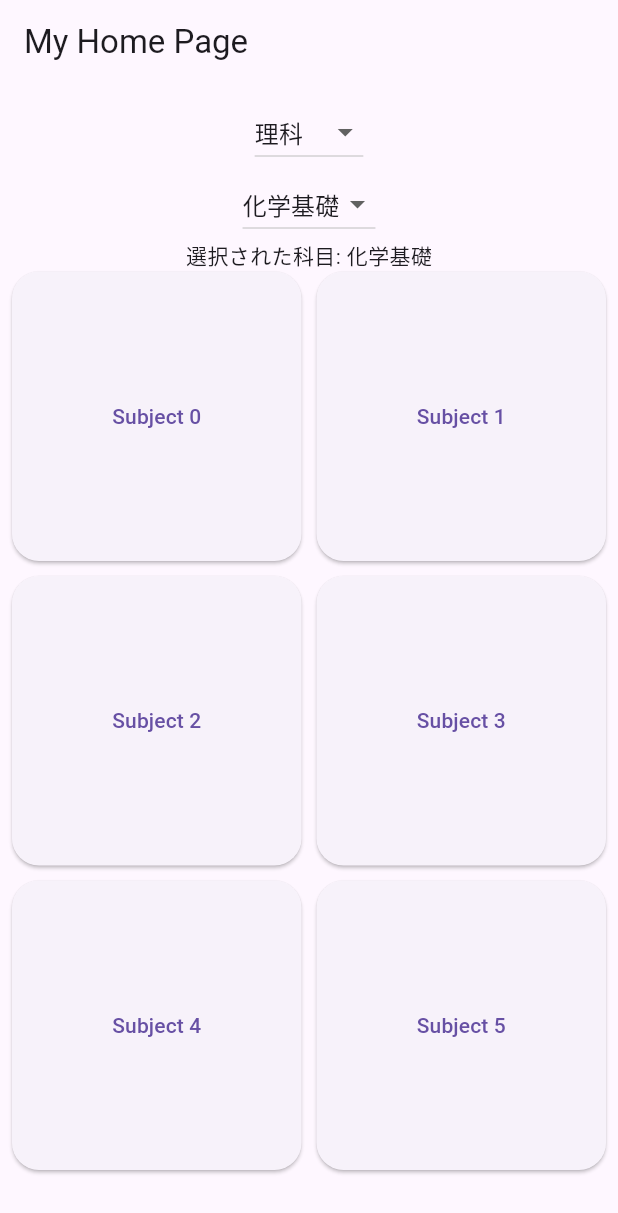
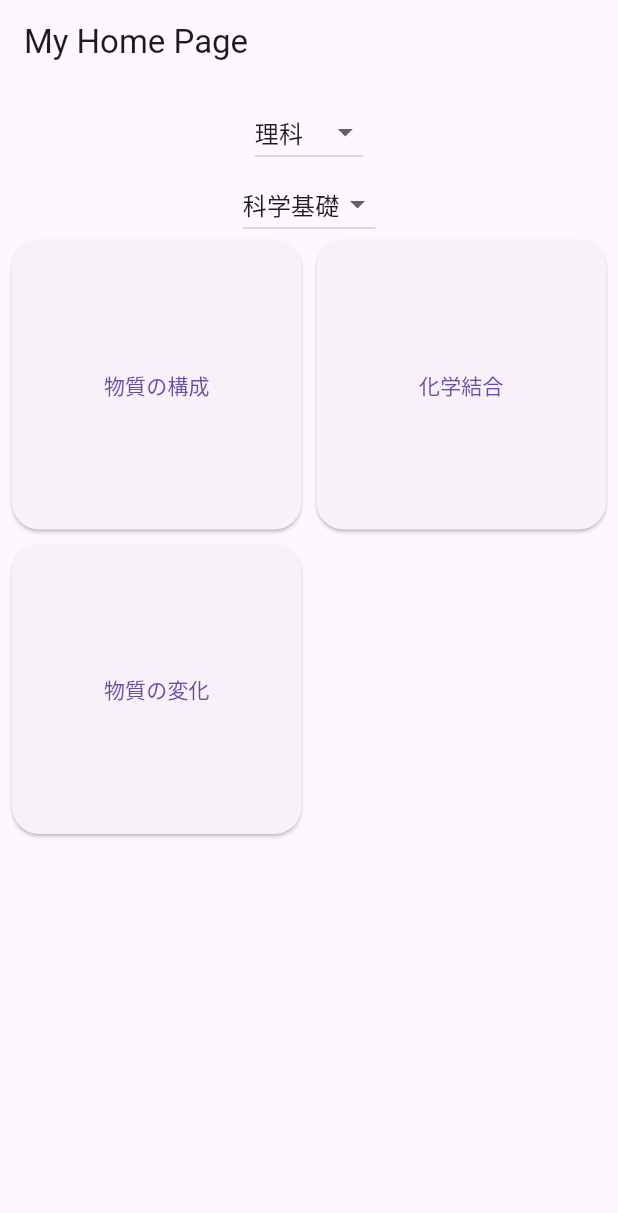
Before and after one commit to linkalls/benkyo, a Flutter app: the screen it shows after launch, on a phone screen of 412 x 824 dp. Shown: the top 1213 px of the screen. Run offline on Flutter 3.47's test engine with Material 3 defaults, Android fonts, the phone set to English and light mode, and no system bars.

Commit message:
Update subject values in dropdown menu and add buttons for selected subjects

```diff
--- a/lib/main.dart
+++ b/lib/main.dart
@@ -12,8 +12,13 @@ class MyApp extends StatelessWidget {
     return MaterialApp(
       title: 'Flutter Demo',
       theme: ThemeData(
+        brightness: Brightness.light,
         primarySwatch: Colors.blue,
       ),
+      darkTheme: ThemeData(
+        brightness: Brightness.dark,
+      ),
+      themeMode: ThemeMode.system, // Use system settings
       home: const MyHomePage(title: 'My Home Page'),
     );
   }
@@ -30,7 +35,7 @@ class MyHomePage extends StatefulWidget {
 
 class _MyHomePageState extends State<MyHomePage> {
   String dropdownValue = '理科';
-  String subjectValue = '化学基礎';
+  String subjectValue = '科学基礎';
 
   @override
   Widget build(BuildContext context) {
@@ -61,7 +66,7 @@ class _MyHomePageState extends State<MyHomePage> {
             if (dropdownValue == '理科')
               DropdownButton<String>(
                 value: subjectValue,
-                items: <String>['', '化学基礎', '生物基礎', '物理基礎']
+                items: <String>['', '科学基礎', '生物基礎', '物理基礎']
                     .map<DropdownMenuItem<String>>((String value) {
                   return DropdownMenuItem<String>(
                     value: value,
@@ -106,6 +111,22 @@ class _MyHomePageState extends State<MyHomePage> {
                   });
                 },
               ),
+            if (dropdownValue == '物理')
+              DropdownButton<String>(
+                value: subjectValue,
+                items: <String>['', '運動とエネルギー', '熱', '波', '電気', '物理学']
+                    .map<DropdownMenuItem<String>>((String value) {
+                  return DropdownMenuItem<String>(
+                    value: value,
+                    child: Text(value),
+                  );
+                }).toList(),
+                onChanged: (String? newValue) {
+                  setState(() {
+                    subjectValue = newValue!;
+                  });
+                },
+              ),
             if (dropdownValue == '社会')
               DropdownButton<String>(
                 value: subjectValue,
@@ -129,28 +150,82 @@ class _MyHomePageState extends State<MyHomePage> {
                 child: Text('科目を選択してください'),
               ),
             ),
-            if (subjectValue != '') Text('選択された科目: $subjectValue'),
             Expanded(
               child: GridView.count(
                 crossAxisCount: 2,
                 crossAxisSpacing: 10,
                 mainAxisSpacing: 10,
                 children: List.generate(6, (index) {
+                  String subjectText = '';
+                  if (subjectValue == '科学基礎') {
+                    switch (index) {
+                      case 0:
+                        subjectText = '物質の構成';
+                        break;
+                      case 1:
+                        subjectText = '化学結合';
+                        break;
+                      case 2:
+                        subjectText = '物質の変化';
+                        break;
+                    }
+                  } else if (subjectValue == '物理基礎') {
+                    switch (index) {
+                      case 0:
+                        subjectText = '運動とエネルギー';
+                        break;
+                      case 1:
+                        subjectText = '熱';
+                        break;
+                      case 2:
+                        subjectText = '波';
+                        break;
+                      case 3:
+                        subjectText = '電気';
+                        break;
+                      case 4:
+                        subjectText = '物理学';
+                        break;
+                    }
+                  } else if (subjectValue == '生物基礎') { //ここを書き換える
+                    switch (index) {
+                      case 0:
+                        subjectText = '運動とエネルギー';
+                        break;
+                      case 1:
+                        subjectText = '熱';
+                        break;
+                      case 2:
+                        subjectText = '波';
+                        break;
+                      case 3:
+                        subjectText = '電気';
+                        break;
+                      case 4:
+                        subjectText = '物理学';
+                        break;
+                    }
+                  }
+                  if (subjectText != '') {
                     return ElevatedButton(
                       onPressed: () {},
                       style: ButtonStyle(
                         padding: MaterialStateProperty.all<EdgeInsets>(
                             const EdgeInsets.all(20)),
-                      minimumSize:
-                          MaterialStateProperty.all<Size>(const Size(200, 200)),
-                      shape: MaterialStateProperty.all<RoundedRectangleBorder>(
+                        minimumSize: MaterialStateProperty.all<Size>(
+                            const Size(200, 200)),
+                        shape:
+                            MaterialStateProperty.all<RoundedRectangleBorder>(
                           RoundedRectangleBorder(
                             borderRadius: BorderRadius.circular(18.0),
                           ),
                         ),
                       ),
-                    child: Text('Subject $index'),
+                      child: Text(subjectText),
                     );
+                  } else {
+                    return Container(); // Return an empty container if subjectText is empty
+                  }
                 }),
               ),
             ),
```
Lines whose indentation alone changed are shown as unchanged.
